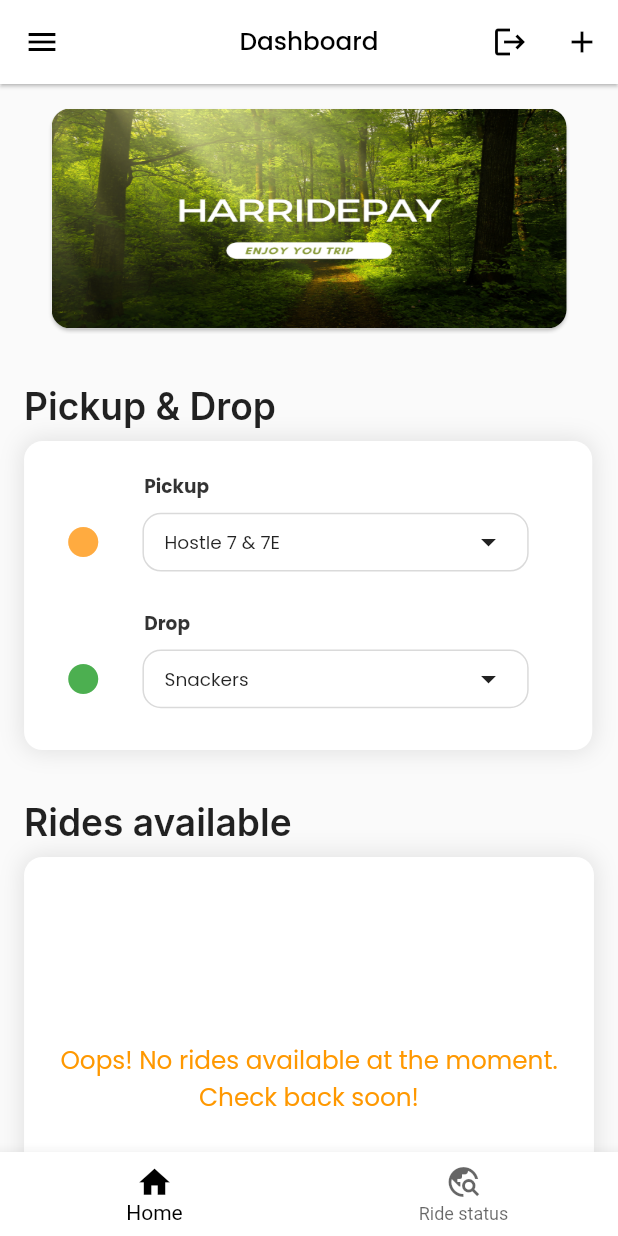
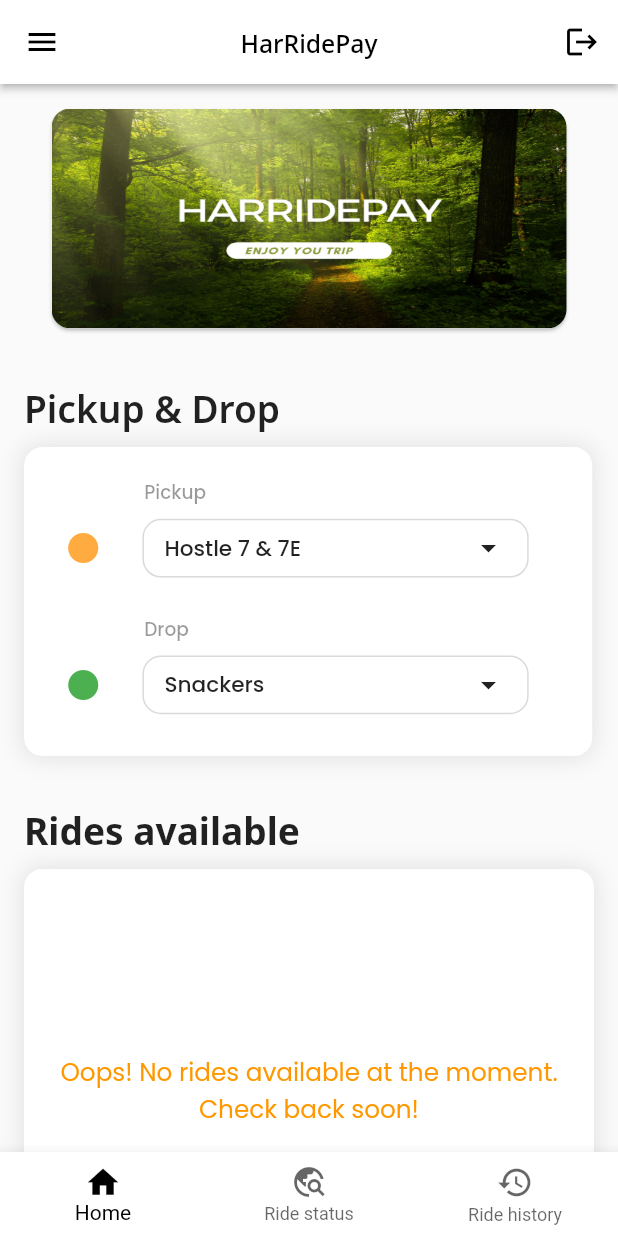
Before and after one commit to kaifakhtar/VoltGo, a Flutter app: the screen it shows once a user with an empty profile is signed in, on a phone screen of 412 x 824 dp. Run offline on Flutter 3.47's test engine with Material 2 defaults, Android fonts, the phone set to English and light mode, and no system bars; drawn by our look-alikes of badges, carousel_slider; our stand-ins replace cloud_firestore, firebase_auth, firebase_core, flutter_riverpod, flutter_screenutil, font_awesome_flutter and 5 more; missing offline and left inert: dart:ffi; accounts and stored records are empty; statements that could not run were skipped.

Commit message:
some ui changes and bottom history tab

```diff
--- a/lib/features/history/view/screen/ride_history_screen.dart
+++ b/lib/features/history/view/screen/ride_history_screen.dart
@@ -44,10 +44,7 @@ class _RideHistoryScreenState extends ConsumerState<RideHistoryScreen> {
   @override
   Widget build(BuildContext context) {
     return Scaffold(
-      appBar: AppBar(
-        backgroundColor: Colors.black,
-        title: const Text("Ride history"),
-      ),
+
       body: SafeArea(
         child: ref.watch(historyRidesListProvider).isEmpty
             ? const Center(
--- a/lib/main.dart
+++ b/lib/main.dart
@@ -20,7 +20,7 @@ void main() async {
   WidgetsFlutterBinding.ensureInitialized();
 
   await Firebase.initializeApp();
-  runApp(const ProviderScope(child:  MyApp()));
+  runApp(const ProviderScope(child: MyApp()));
 }
 
 class MyApp extends ConsumerStatefulWidget {
@@ -54,7 +54,7 @@ class _MyAppState extends ConsumerState<MyApp> {
 
   @override
   void initState() {
-   // checkIfLogin();
+    // checkIfLogin();
     super.initState();
   }
 
--- a/lib/screens/booking_pickup_screen.dart
+++ b/lib/screens/booking_pickup_screen.dart
@@ -86,7 +86,7 @@ class _BookingPickupScreenState extends ConsumerState<BookingPickupScreen> {
                   children: [
                     Text(
                       "Pickup & Drop",
-                      style: GoogleFonts.inter(
+                      style: GoogleFonts.notoSans(
                           fontSize: 24.sp, fontWeight: FontWeight.w600),
                     ),
                     SizedBox(
@@ -98,8 +98,8 @@ class _BookingPickupScreenState extends ConsumerState<BookingPickupScreen> {
                     ),
                     Text(
                       "Rides available",
-                      style: GoogleFonts.inter(
-                          fontSize: 24.sp, fontWeight: FontWeight.w600),
+                      style: GoogleFonts.notoSans(
+                          fontSize: 24.sp, fontWeight: FontWeight.w700),
                     ),
                     SizedBox(
                       height: 8.h,
--- a/lib/screens/dashboard_screen.dart
+++ b/lib/screens/dashboard_screen.dart
@@ -69,7 +69,11 @@ class _DashBoardScreenState extends ConsumerState<DashBoardScreen> {
   }
 
   int currentIndex = 0;
-  final pages = [const BookingPickupScreen(), const RideStatusPage()];
+  final pages = [
+    const BookingPickupScreen(),
+    const RideStatusPage(),
+    const RideHistoryScreen()
+  ];
 
   Future<void> _signOut() async {
     await FirebaseAuth.instance.signOut();
@@ -119,23 +123,23 @@ class _DashBoardScreenState extends ConsumerState<DashBoardScreen> {
                       builder: (BuildContext context) => const LoginScreen()),
                 );
               }),
-          IconButton(
-              onPressed: () async {
-                incrementStartPoint(
-                    "users registered", ref.watch(userModalProvider)!.userId);
-                final listofRideIDS = getArrayFromDocument(
-                        ref.watch(userModalProvider)!.userId,
-                        'users registered')
-                    .then((value) {
-                  searchForRidesDataFromIds(value, 'TotalRides');
-                });
-              },
-              icon: const Icon(
-                Icons.add,
-                //color: Colors.black,
-              ))
+          // IconButton(
+          //     onPressed: () async {
+          //       incrementStartPoint(
+          //           "users registered", ref.watch(userModalProvider)!.userId);
+          //       final listofRideIDS = getArrayFromDocument(
+          //               ref.watch(userModalProvider)!.userId,
+          //               'users registered')
+          //           .then((value) {
+          //         searchForRidesDataFromIds(value, 'TotalRides');
+          //       });
+          //     },
+          //     icon: const Icon(
+          //       Icons.add,
+          //       //color: Colors.black,
+          //     ))
         ],
-        elevation: 1.h,
+        elevation: 2.h,
         // leading: IconButton(
         //   onPressed: _openDrawer,
         //   icon: const Icon(Icons.menu),
@@ -143,8 +147,11 @@ class _DashBoardScreenState extends ConsumerState<DashBoardScreen> {
         // ),
         backgroundColor: Colors.white,
         title: Text(
-          "Dashboard",
-          style: GoogleFonts.poppins(color: Colors.black, fontSize: 16.sp),
+          "HarRidePay",
+          style: GoogleFonts.notoSans(
+              color: Colors.black,
+              fontSize: 16.sp,
+              fontWeight: FontWeight.w500),
         ),
       ),
       body: IndexedStack(
@@ -259,7 +266,13 @@ class _DashBoardScreenState extends ConsumerState<DashBoardScreen> {
                     showBadge:
                         ref.watch(badgeCountProvider) == 0 ? false : true,
                     child: const Icon(Icons.travel_explore)),
-                label: "Ride status")
+                label: "Ride status"),
+            BottomNavigationBarItem(
+                icon: Icon(
+                  Icons.history,
+                  size: 24.h,
+                ),
+                label: "Ride history"),
           ]),
     );
   }
--- a/lib/widgets/booking_pickup_dest_widget.dart
+++ b/lib/widgets/booking_pickup_dest_widget.dart
@@ -2,7 +2,6 @@ import 'package:flutter/material.dart';
 import 'package:flutter_screenutil/flutter_screenutil.dart';
 import 'package:google_fonts/google_fonts.dart';
 
-import 'search_for_ride_button.dart';
 import 'dropDown_pickups.dart';
 
 class BookingPickDestWidget extends StatefulWidget {
@@ -42,9 +41,10 @@ class _BookingPickDestWidgetState extends State<BookingPickDestWidget> {
             child: Text(
               "Pickup",
               style: GoogleFonts.poppins(
-                  fontSize: 12.h,
-                  color: Colors.black.withOpacity(0.80),
-                  fontWeight: FontWeight.w700),
+                fontSize: 12.sp,
+                color: Colors.black.withOpacity(0.4),
+                fontWeight: FontWeight.w500,
+              ),
             ),
           ),
           SizedBox(
@@ -71,15 +71,15 @@ class _BookingPickDestWidgetState extends State<BookingPickDestWidget> {
             height: 24.h,
           ),
           Padding(
-            padding: EdgeInsets.only(left: 70.w),
-            child: Text(
-              "Drop",
-              style: GoogleFonts.poppins(
-                  fontSize: 12.h,
-                  color: Colors.black.withOpacity(0.80),
-                  fontWeight: FontWeight.w700),
-            ),
-          ),
+              padding: EdgeInsets.only(left: 70.w),
+              child: Text(
+                "Drop",
+                style: GoogleFonts.poppins(
+                  fontSize: 12.sp,
+                  color: Colors.black.withOpacity(0.4),
+                  fontWeight: FontWeight.w500,
+                ),
+              )),
           SizedBox(
             height: 8.h,
           ),
--- a/lib/widgets/dropDown_pickups.dart
+++ b/lib/widgets/dropDown_pickups.dart
@@ -33,7 +33,7 @@ class _DropDownPickUpState extends ConsumerState<DropDownPickUp> {
             context: context,
             builder: (BuildContext context) {
               return AlertDialog(
-                title: Text('Pick a cab stop'),
+                title: const Text('Pick a cab stop'),
                 content: SizedBox(
                   width: double.maxFinite,
                   height: 400.h,
@@ -41,7 +41,7 @@ class _DropDownPickUpState extends ConsumerState<DropDownPickUp> {
                     children: <Widget>[
                       Card(
                           child: ListTile(
-                        title: Text('Hostle 7 & 7E'),
+                        title: const Text('Hostle 7 & 7E'),
                         onTap: () {
                           tileOnTap(widget.isPickUp, 'Hostle 7 & 7E');
                           setState(() {});
@@ -50,7 +50,7 @@ class _DropDownPickUpState extends ConsumerState<DropDownPickUp> {
                       )),
                       Card(
                           child: ListTile(
-                        title: Text('Snackers'),
+                        title: const Text('Snackers'),
                         onTap: () {
                           tileOnTap(widget.isPickUp, 'Snackers');
                           setState(() {});
@@ -59,7 +59,7 @@ class _DropDownPickUpState extends ConsumerState<DropDownPickUp> {
                       )),
                       Card(
                           child: ListTile(
-                        title: Text('Hostle 6'),
+                        title: const Text('Hostle 6'),
                         onTap: () {
                           tileOnTap(widget.isPickUp, 'Hostle 6');
                           setState(() {});
@@ -68,7 +68,7 @@ class _DropDownPickUpState extends ConsumerState<DropDownPickUp> {
                       )),
                       Card(
                           child: ListTile(
-                        title: Text('Night canteen'),
+                        title: const Text('Night canteen'),
                         onTap: () {
                           tileOnTap(widget.isPickUp, 'Night canteen');
                           setState(() {});
@@ -77,7 +77,7 @@ class _DropDownPickUpState extends ConsumerState<DropDownPickUp> {
                       )),
                       Card(
                           child: ListTile(
-                        title: Text('Dispensary'),
+                        title: const Text('Dispensary'),
                         onTap: () {
                           tileOnTap(widget.isPickUp, 'Dispensary');
                           setState(() {});
@@ -86,7 +86,7 @@ class _DropDownPickUpState extends ConsumerState<DropDownPickUp> {
                       )),
                       Card(
                           child: ListTile(
-                        title: Text('College gate'),
+                        title: const Text('College gate'),
                         onTap: () {
                           tileOnTap(widget.isPickUp, 'College gate');
                           setState(() {});
@@ -95,7 +95,7 @@ class _DropDownPickUpState extends ConsumerState<DropDownPickUp> {
                       )),
                       Card(
                           child: ListTile(
-                        title: Text('Lecture theature'),
+                        title: const Text('Lecture theatre'),
                         onTap: () {
                           tileOnTap(widget.isPickUp, 'Lecture theature');
                           setState(() {});
@@ -120,7 +120,7 @@ class _DropDownPickUpState extends ConsumerState<DropDownPickUp> {
           //       spreadRadius: 0.r,
           //       offset: Offset(0.h, 1.h))
           // ],
-          border: Border.all(color: Color.fromARGB(255, 218, 218, 218)),
+          border: Border.all(color: const Color.fromARGB(255, 218, 218, 218)),
           color: Colors.white,
         ),
         child: Padding(
@@ -133,12 +133,13 @@ class _DropDownPickUpState extends ConsumerState<DropDownPickUp> {
                 widget.isPickUp
                     ? ref.read(pickUpProvider)
                     : ref.read(dropProvider),
-                style: GoogleFonts.poppins(fontSize: 12.sp),
+                style: GoogleFonts.poppins(
+                    fontSize: 14.sp, fontWeight: FontWeight.w500),
               ),
               SizedBox(
                 width: 75.w,
               ),
-              Icon(Icons.arrow_drop_down_outlined)
+              const Icon(Icons.arrow_drop_down_outlined)
             ],
           ),
         ),
```
Also changed, not shown: lib/widgets/search_for_ride_button.dart (deleted, +0 -45 lines).
